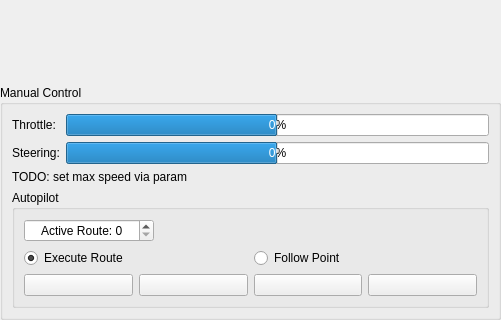
RISE-Dependable-Transport-Systems/WayWise, file userinterface/driveui.ui: the form before one commit; both pictures show x 0 to 501 and y 310 to 630 of the 501 by 630 pixel window.
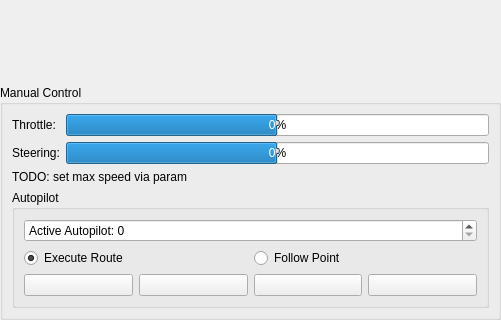
The form after the commit. Icons and pictures are not drawn.

Commit message: DriveUI: cleanup AutopilotID setting

The edit to the form file:
```diff
--- a/userinterface/driveui.ui
+++ b/userinterface/driveui.ui
@@ -107,15 +107,21 @@
         </property>
         <layout class="QVBoxLayout" name="verticalLayout_3">
          <item>
-          <widget class="QSpinBox" name="spinBox">
+          <widget class="QSpinBox" name="apIdSpinBox">
+           <property name="sizePolicy">
+            <sizepolicy hsizetype="Preferred" vsizetype="Preferred">
+             <horstretch>0</horstretch>
+             <verstretch>0</verstretch>
+            </sizepolicy>
+           </property>
            <property name="maximumSize">
             <size>
-             <width>130</width>
+             <width>16777215</width>
              <height>16777215</height>
             </size>
            </property>
            <property name="alignment">
-            <set>Qt::AlignCenter</set>
+            <set>Qt::AlignLeading|Qt::AlignLeft|Qt::AlignVCenter</set>
            </property>
            <property name="specialValueText">
             <string/>
@@ -124,7 +130,7 @@
             <string/>
            </property>
            <property name="prefix">
-            <string>Active Route: </string>
+            <string>Active Autopilot: </string>
            </property>
            <property name="maximum">
             <number>9</number>
```
Left out of the diff: 4 changed lines with no effect on the pictures. The commit also changes 3 other files.
